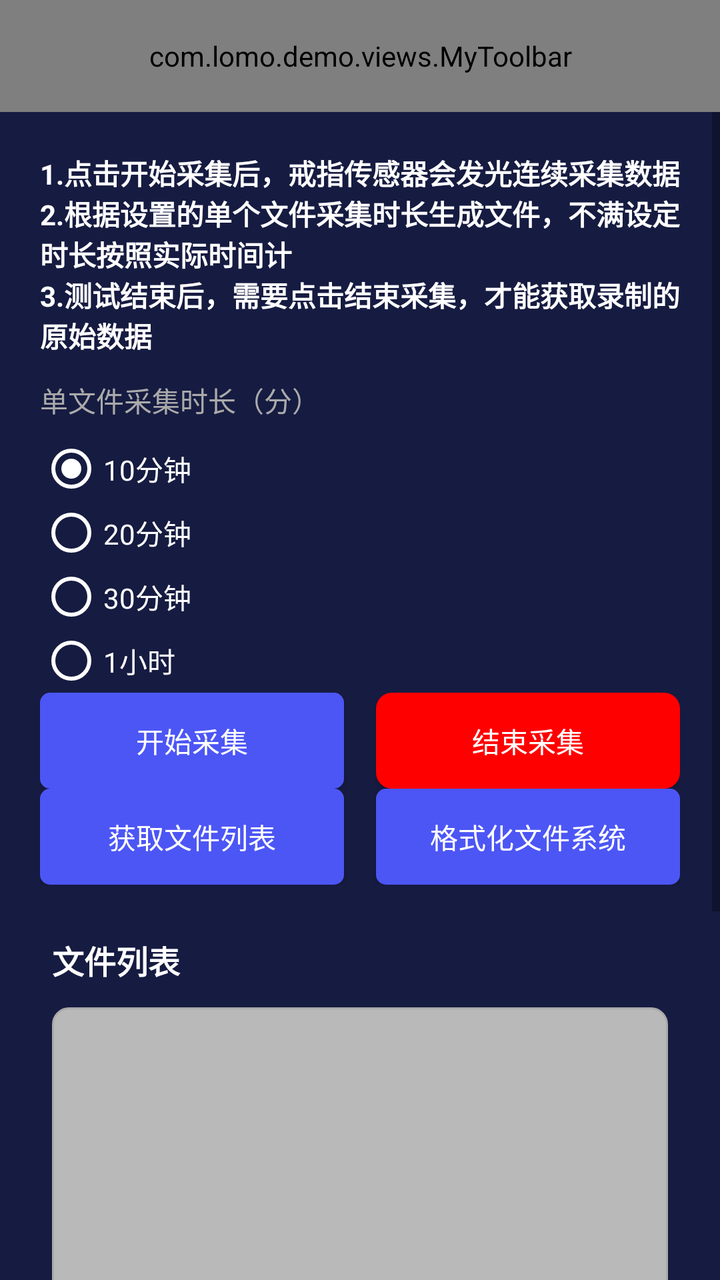
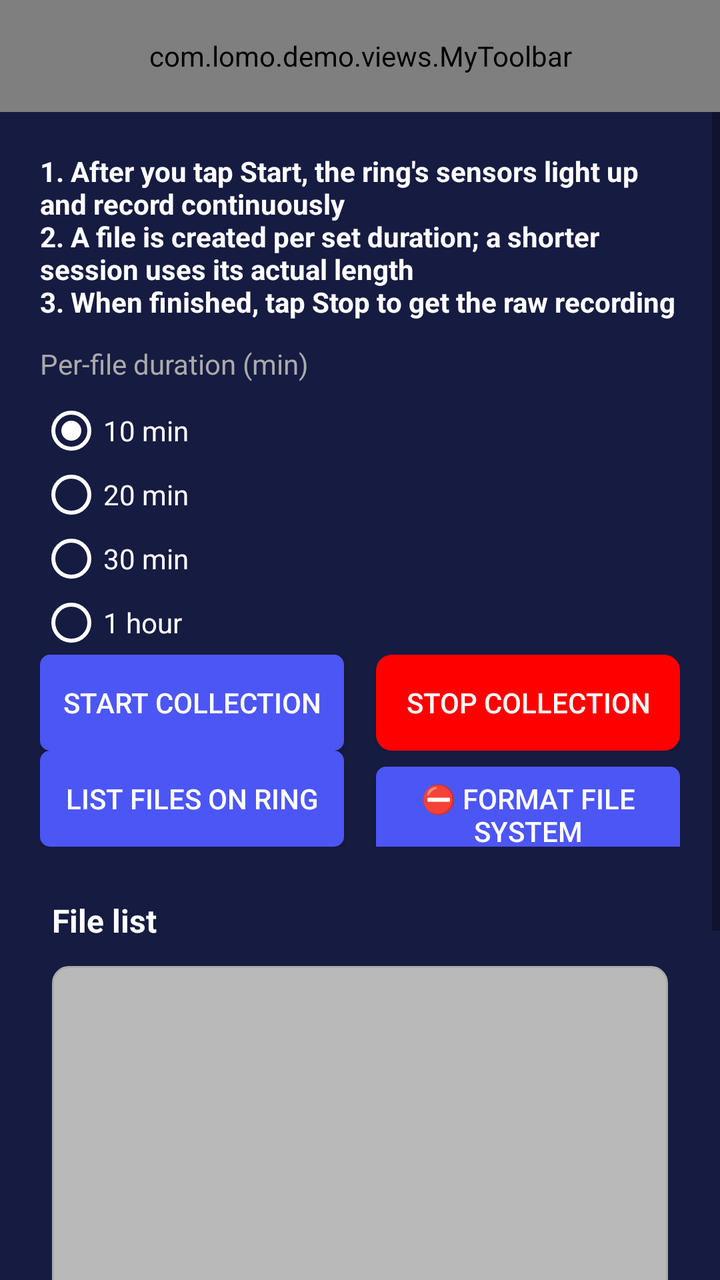

Before-and-after screenshots of an Android layout around one commit, followed by the original layout XML and the change that was made.
<!-- AndroidManifest.xml: application theme AppTheme -->
<!-- res/layout/activity_ring_file_list.xml -->
<LinearLayout xmlns:android="http://schemas.android.com/apk/res/android"
    xmlns:app="http://schemas.android.com/apk/res-auto"
    xmlns:tools="http://schemas.android.com/tools"
    android:layout_width="match_parent"
    android:layout_height="match_parent"
    android:fitsSystemWindows="true"
    android:orientation="vertical"
    android:background="#161B41"
    >

    <include layout="@layout/layout_toolbar" />

<ScrollView android:id="@+id/offlineLayout"
    android:layout_width="match_parent"
    android:layout_height="match_parent"
    xmlns:android="http://schemas.android.com/apk/res/android"
    xmlns:app="http://schemas.android.com/apk/res-auto">

    <LinearLayout
        android:layout_width="match_parent"
        android:layout_height="wrap_content"
        android:orientation="vertical"
        android:padding="10dp">


        
        <LinearLayout
            android:layout_width="match_parent"
            android:layout_height="wrap_content"
            app:cardCornerRadius="8dp"
            app:cardElevation="2dp"

           >

            <LinearLayout
                android:layout_width="match_parent"
                android:layout_height="wrap_content"
                android:orientation="vertical"
                android:padding="10dp">

                <TextView
                    android:layout_width="wrap_content"
                    android:layout_height="wrap_content"
                    android:text="@string/file_system_notice_1"
                    android:textSize="14sp"
                    android:textStyle="bold"
                    android:textColor="@color/white"
                    android:layout_marginBottom="12dp" />



                <LinearLayout
                    android:layout_width="match_parent"
                    android:layout_height="wrap_content"
                    android:orientation="vertical"
                    >



                    <TextView
                        android:layout_width="wrap_content"
                        android:layout_height="wrap_content"
                        android:text="@string/file_total_collection_time_minus"
                        android:textSize="14sp"
                        android:textColor="@android:color/darker_gray"
                        android:layout_marginBottom="8dp" />

                    <EditText
                        android:id="@+id/exerciseTotalDurationInput"
                        android:layout_width="match_parent"
                        android:layout_height="48dp"
                        android:text="10"
                        android:visibility="gone"
                        android:inputType="number"
                        android:background="@drawable/edit_text_background"
                        android:padding="12dp"
                        android:textSize="14sp"
                        android:layout_marginBottom="16dp" />
                    <RadioGroup
                        android:id="@+id/radioGroup_time"
                        android:layout_width="match_parent"
                        android:layout_height="wrap_content"
                        android:padding="@dimen/dp_10"
                        android:orientation="vertical">


                        <RadioButton
                            android:id="@+id/rb_10_minute"
                            android:layout_width="wrap_content"
                            android:layout_height="wrap_content"
                            android:textColor="@color/white"
                            android:buttonTint="@color/white"
                            android:checked="true"
                            android:text="@string/minute_10"/>

                        <RadioButton
                            android:id="@+id/rb_20_minute"
                            android:layout_width="wrap_content"
                            android:layout_height="wrap_content"
                            android:textColor="@color/white"
                            android:buttonTint="@color/white"

                            android:text="@string/minute_20"/>

                        <RadioButton
                            android:id="@+id/rb_30_minute"
                            android:layout_width="wrap_content"
                            android:layout_height="wrap_content"
                            android:textColor="@color/white"
                            android:buttonTint="@color/white"

                            android:text="@string/minute_30"/>

                        <RadioButton
                            android:id="@+id/rb_60_minute"
                            android:layout_width="wrap_content"
                            android:layout_height="wrap_content"
                            android:textColor="@color/white"
                            android:buttonTint="@color/white"

                            android:text="@string/minute_60"/>



                    </RadioGroup>


                </LinearLayout>


                <LinearLayout
                    android:layout_width="match_parent"
                    android:layout_height="wrap_content"
                    android:orientation="horizontal">

                    <Button
                        android:id="@+id/startExerciseButton"
                        android:layout_width="0dp"
                        android:layout_height="wrap_content"
                        android:layout_weight="1"
                        android:text="@string/file_start_collection"
                        android:textSize="14sp"
                        android:background="@drawable/bg_button_blue"
                        android:textColor="@android:color/white"
                        android:layout_marginEnd="8dp" />

                    <Button
                        android:id="@+id/stopExerciseButton"
                        android:layout_width="0dp"
                        android:layout_height="wrap_content"
                        android:layout_weight="1"
                        android:text="@string/file_stop_collection"
                        android:textSize="14sp"
                        android:background="@drawable/button_red_bg"
                        android:textColor="@android:color/white"
                        android:layout_marginStart="8dp" />

                </LinearLayout>

                <LinearLayout
                    android:layout_width="match_parent"
                    android:layout_height="wrap_content"
                    android:layout_marginTop="@dimen/dp_10"
                    android:orientation="horizontal">

                    <Button
                        android:id="@+id/getFileListButton"
                        android:layout_width="0dp"
                        android:layout_height="wrap_content"
                        android:layout_weight="1"
                        android:text="@string/get_file_list"
                        android:textSize="14sp"
                        android:background="@drawable/bg_button_blue"
                        android:textColor="@android:color/white"
                        android:layout_marginEnd="8dp" />

                    <Button
                        android:id="@+id/formatFileSystemButton"
                        android:layout_width="0dp"
                        android:layout_height="wrap_content"
                        android:layout_weight="1"
                        android:text="@string/format_file_system"
                        android:textSize="14sp"
                        android:background="@drawable/bg_button_blue"
                        android:textColor="@android:color/white"
                        android:layout_marginStart="8dp" />

                </LinearLayout>
            </LinearLayout>

        </LinearLayout>

        
        <LinearLayout
            android:layout_width="match_parent"
            android:layout_height="wrap_content"
            app:cardCornerRadius="8dp"
            app:cardElevation="2dp"
            android:layout_marginBottom="16dp">

            <LinearLayout
                android:layout_width="match_parent"
                android:layout_height="wrap_content"
                android:orientation="vertical"
                android:padding="16dp">

                <LinearLayout
                    android:layout_width="match_parent"
                    android:layout_height="wrap_content"
                    android:orientation="horizontal"
                    android:gravity="center_vertical"

                    android:layout_marginBottom="12dp">

                    <TextView
                        android:layout_width="0dp"
                        android:layout_height="wrap_content"
                        android:layout_weight="1"
                        android:text="@string/file_list"
                        android:textSize="16sp"
                        android:textStyle="bold"
                        android:textColor="@color/white" />

                    <TextView
                        android:id="@+id/fileListStatus"
                        android:layout_width="wrap_content"
                        android:layout_height="wrap_content"
                        android:text=""
                        android:visibility="gone"
                        android:textSize="12sp"
                        android:textColor="@android:color/darker_gray" />

                </LinearLayout>


                
                <LinearLayout
                    android:id="@+id/fileListContainer"
                    android:layout_width="match_parent"
                    android:layout_height="wrap_content"
                    android:minHeight="300dp"
                    android:orientation="vertical"
                    android:background="@drawable/file_list_background"
                    android:padding="8dp"
                    android:layout_marginBottom="16dp">

                    

                </LinearLayout>

                <LinearLayout
                    android:layout_width="match_parent"
                    android:layout_height="wrap_content"
                    android:layout_marginTop="@dimen/dp_10"
                    android:orientation="horizontal">

                    <Button
                        android:id="@+id/downloadOneFile"
                        android:layout_width="0dp"
                        android:layout_height="wrap_content"
                        android:layout_weight="1"
                        android:text="@string/file_download_one_file_local"
                        android:textSize="14sp"
                        android:background="@drawable/bg_button_blue"
                        android:textColor="@android:color/white"
                        android:layout_marginEnd="8dp" />

                </LinearLayout>

                <Button
                    android:id="@+id/downloadSelectedButton"
                    android:layout_width="match_parent"
                    android:layout_height="wrap_content"
                    android:layout_marginBottom="10dp"
                    android:text="下载文件"
                    android:visibility="gone"
                    android:textSize="14sp"
                    android:background="@drawable/bg_button_blue"
                    android:textColor="@android:color/white" />

                <Button
                    android:id="@+id/uploadServer"
                    android:layout_marginTop="10dp"
                    android:visibility="gone"
                    android:layout_width="match_parent"
                    android:layout_height="wrap_content"
                    android:text="上传到服务器"
                    android:textSize="14sp"
                    android:layout_marginBottom="10dp"
                    android:background="@drawable/bg_button_blue"
                    android:textColor="@android:color/white" />

            </LinearLayout>

        </LinearLayout>

    </LinearLayout>

</ScrollView>
</LinearLayout>
<!-- res/layout/layout_toolbar.xml (included above) -->
<?xml version="1.0" encoding="utf-8"?>
<com.lomo.demo.views.MyToolbar xmlns:android="http://schemas.android.com/apk/res/android"
    xmlns:app="http://schemas.android.com/apk/res-auto"
    android:id="@+id/toolbar"
    android:layout_width="match_parent"
    android:layout_height="?android:actionBarSize"
    android:theme="@style/toolbar_theme"
    android:background="#191F48"
    android:contentInsetStart="0dp">

    <RelativeLayout
        android:layout_width="match_parent"
        android:layout_height="match_parent">

        <ImageView
            android:id="@+id/img_back"
            android:layout_width="wrap_content"
            android:layout_height="wrap_content"
            android:layout_centerVertical="true"
            android:padding="10dp"
            android:visibility="gone"
            android:src="@drawable/selector_back_white" />

        <TextView
            android:id="@+id/txt_title"
            android:layout_width="wrap_content"
            android:layout_height="wrap_content"
            android:layout_centerInParent="true"
            android:layout_weight="1"
            android:ellipsize="end"
            android:maxLines="1"
            android:textColor="#FFFFFF"
            android:textSize="16sp" />

        <ImageView
            android:id="@+id/tv_more"
            android:layout_width="wrap_content"
            android:layout_height="wrap_content"
            android:layout_toLeftOf="@+id/iv_more"
            android:layout_centerVertical="true"
            android:layout_marginEnd="10dp"
            android:visibility="gone"
            android:padding="10dp"/>
        <TextView
            android:id="@+id/iv_more"
            android:layout_width="wrap_content"
            android:layout_height="wrap_content"
            android:layout_alignParentEnd="true"
            android:layout_centerVertical="true"
            android:layout_marginEnd="10dp"

            android:textColor="#FFFFFF"
            android:textSize="16sp"
            android:padding="10dp"/>

    </RelativeLayout>
</com.lomo.demo.views.MyToolbar>
<!-- resources referenced by this layout -->
<resources>
  <color name="white">#ffffff</color>
  <!-- drawable bg_button_blue (drawable) -->
  <?xml version="1.0" encoding="utf-8"?>
  <shape xmlns:android="http://schemas.android.com/apk/res/android">
      <corners android:radius="5dp" />
      <solid android:color="@color/lan_se" />
  </shape>
  <!-- drawable button_red_bg (drawable) -->
  <shape xmlns:android="http://schemas.android.com/apk/res/android">
      <solid android:color="@color/red" />
      <corners android:radius="8dp" />
  </shape>
  <!-- drawable edit_text_background (drawable) -->
  <?xml version="1.0" encoding="utf-8"?>
  <shape xmlns:android="http://schemas.android.com/apk/res/android">
      <solid android:color="#ffffff"/>
      <corners android:radius="8dp"/>
      <stroke android:color="#cccccc" android:width="1dp"/>
  </shape>
  <!-- drawable file_list_background (drawable) -->
  <shape xmlns:android="http://schemas.android.com/apk/res/android">
      <solid android:color="@color/gray_B9" />
      <stroke
          android:width="1dp"
          android:color="@color/text_gray" />
      <corners android:radius="8dp" />
  </shape>
  <!-- drawable selector_back_white (drawable) -->
  <?xml version="1.0" encoding="utf-8"?>
  <selector xmlns:android="http://schemas.android.com/apk/res/android">
      <item android:drawable="@mipmap/icon_back_white_pressed" android:state_pressed="true" />
      <item android:drawable="@mipmap/icon_back_white_unpress"  />
  </selector>
  <string name="file_download_one_file_local">合并文件并下载到本地</string>
  <string name="file_list">文件列表</string>
  <string name="file_start_collection">开始采集</string>
  <string name="file_stop_collection">结束采集</string>
  <string name="file_system_notice_1">1.点击开始采集后，戒指传感器会发光连续采集数据\n2.根据设置的单个文件采集时长生成文件，不满设定时长按照实际时间计\n3.测试结束后，需要点击结束采集，才能获取录制的原始数据</string>
  <string name="file_total_collection_time_minus">单文件采集时长（分）</string>
  <string name="format_file_system">格式化文件系统</string>
  <string name="get_file_list">获取文件列表</string>
  <string name="minute_10">10分钟</string>
  <string name="minute_20">20分钟</string>
  <string name="minute_30">30分钟</string>
  <string name="minute_60">1小时</string>
  <style name="toolbar_theme" parent="@style/Base.Widget.AppCompat.ActionBar">
          <item name="colorControlNormal">#ff000000</item>
          <item name="android:actionBarSize">46dp</item>
          <item name="contentInsetEnd">0dp</item>
          <item name="contentInsetStart">0dp</item>
          <item name="contentInsetLeft">0dp</item>
          <item name="contentInsetRight">0dp</item>
          <item name="actionMenuTextColor">#ff000000</item> 
      </style>
  <style name="AppTheme" parent="Theme.AppCompat.Light.NoActionBar">
          
          <item name="colorPrimary">@color/colorPrimary</item>
          <item name="colorPrimaryDark">@color/colorPrimary</item>
          <item name="colorAccent">@color/colorAccent</item>
  
  
      </style>
  <color name="lan_se">#4C56F5</color>
  <color name="red">#ff0000</color>
  <color name="gray_B9">#B9B9B9</color>
  <color name="text_gray">#AAAAAA</color>
  <color name="colorPrimary">#191F48</color>
  <color name="colorAccent">#03DAC5</color>
</resources>

<!-- the commit's change to res/layout/activity_ring_file_list.xml (unified diff, before → after) -->
@@ -272,7 +272,7 @@
                     android:layout_width="match_parent"
                     android:layout_height="wrap_content"
                     android:layout_marginBottom="10dp"
-                    android:text="下载文件"
+                    android:text="Download file"
                     android:visibility="gone"
                     android:textSize="14sp"
                     android:background="@drawable/bg_button_blue"
@@ -284,7 +284,7 @@
                     android:visibility="gone"
                     android:layout_width="match_parent"
                     android:layout_height="wrap_content"
-                    android:text="上传到服务器"
+                    android:text="⛔ Upload to server"
                     android:textSize="14sp"
                     android:layout_marginBottom="10dp"
                     android:background="@drawable/bg_button_blue"
<!-- resource entries referenced after the edit -->
@@ -33,18 +33,18 @@
       <item android:drawable="@mipmap/icon_back_white_pressed" android:state_pressed="true" />
       <item android:drawable="@mipmap/icon_back_white_unpress"  />
   </selector>
-  <string name="file_download_one_file_local">合并文件并下载到本地</string>
-  <string name="file_list">文件列表</string>
-  <string name="file_start_collection">开始采集</string>
-  <string name="file_stop_collection">结束采集</string>
-  <string name="file_system_notice_1">1.点击开始采集后，戒指传感器会发光连续采集数据\n2.根据设置的单个文件采集时长生成文件，不满设定时长按照实际时间计\n3.测试结束后，需要点击结束采集，才能获取录制的原始数据</string>
-  <string name="file_total_collection_time_minus">单文件采集时长（分）</string>
-  <string name="format_file_system">格式化文件系统</string>
-  <string name="get_file_list">获取文件列表</string>
-  <string name="minute_10">10分钟</string>
-  <string name="minute_20">20分钟</string>
-  <string name="minute_30">30分钟</string>
-  <string name="minute_60">1小时</string>
+  <string name="file_download_one_file_local">Merge files and save locally</string>
+  <string name="file_list">File list</string>
+  <string name="file_start_collection">Start collection</string>
+  <string name="file_stop_collection">Stop collection</string>
+  <string name="file_system_notice_1">1. After you tap Start, the ring\'s sensors light up and record continuously\n2. A file is created per set duration; a shorter session uses its actual length\n3. When finished, tap Stop to get the raw recording</string>
+  <string name="file_total_collection_time_minus">Per-file duration (min)</string>
+  <string name="format_file_system">⛔ Format file system</string>
+  <string name="get_file_list">List files on ring</string>
+  <string name="minute_10">10 min</string>
+  <string name="minute_20">20 min</string>
+  <string name="minute_30">30 min</string>
+  <string name="minute_60">1 hour</string>
   <style name="toolbar_theme" parent="@style/Base.Widget.AppCompat.ActionBar">
           <item name="colorControlNormal">#ff000000</item>
           <item name="android:actionBarSize">46dp</item>
